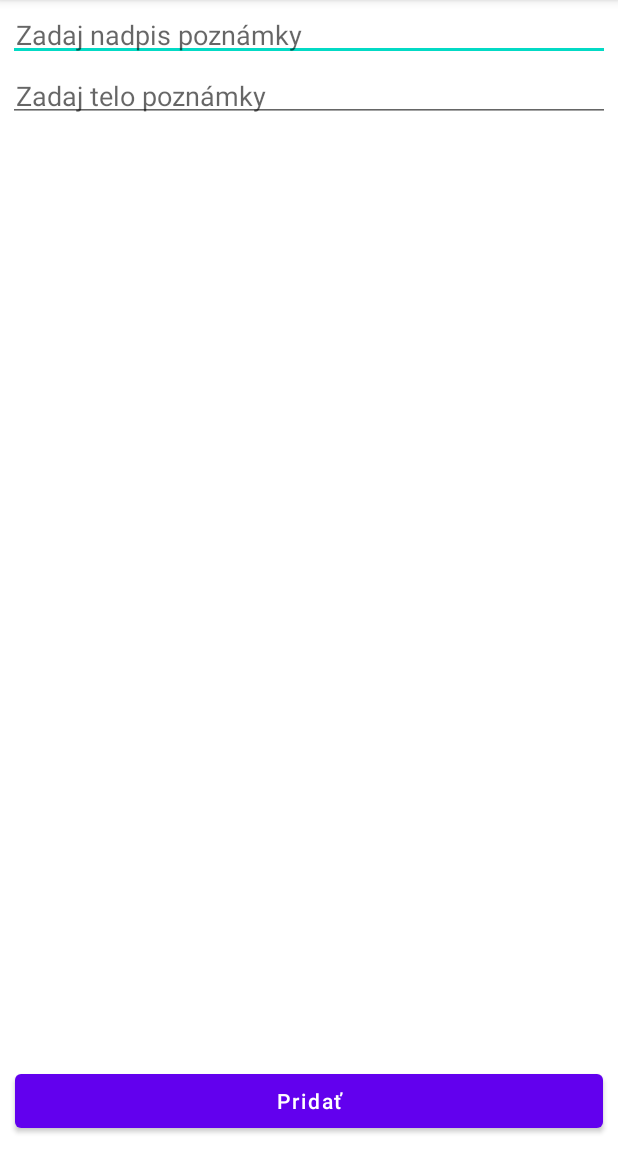
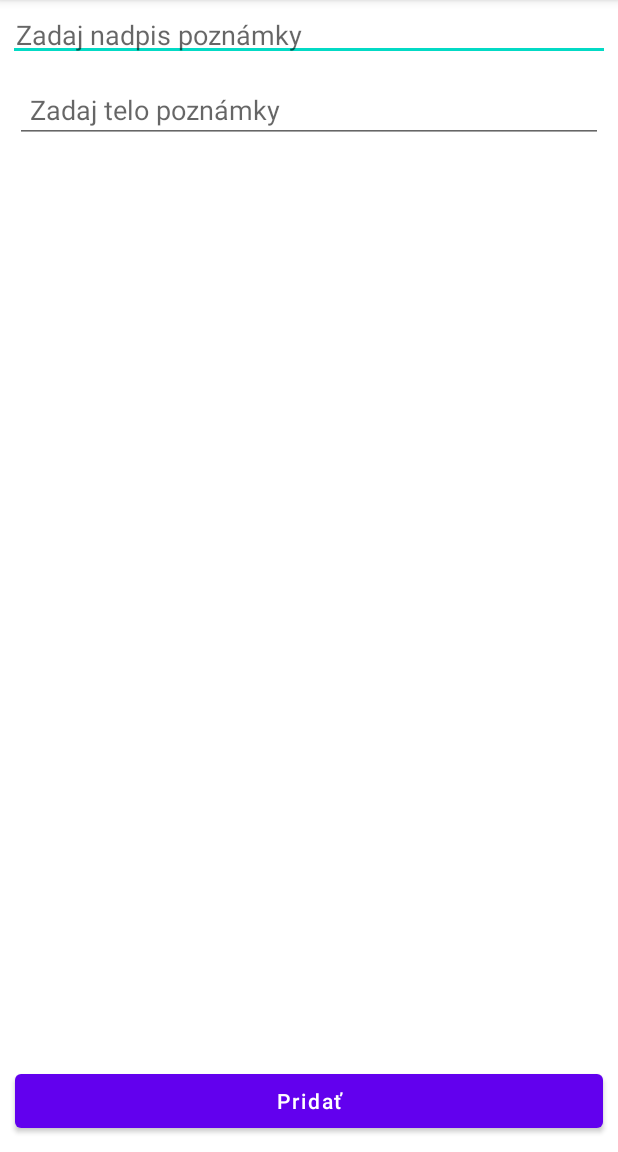
Before and after one commit to Matus-git/vamz, an Android app: the AddEdit screen opened directly, with no data from a screen before it, on a phone screen of 412 x 824 dp, the part 84-1236 px from its top. Run offline under Robolectric (Android 15) with nearby library versions, the phone set to English and light mode, and no system bars; our stand-ins replace Room's generated code; 1 statement that could not run was skipped.

Commit message:
delete butt

```diff
--- a/app/src/main/res/layout/activity_add_edit.xml
+++ b/app/src/main/res/layout/activity_add_edit.xml
@@ -20,10 +20,10 @@
         android:layout_width="match_parent"
         android:layout_height="wrap_content"
         android:layout_below="@id/editNote"
-        android:layout_margin="5dp"
+        android:layout_margin="10dp"
         android:hint="@string/zadaj_telo_pozn_mky"
         android:inputType="textMultiLine"
-        android:padding="5dp"
+        android:padding="10dp"
         android:singleLine="false"
         app:layout_constraintTop_toBottomOf="@+id/editNote"
         tools:layout_editor_absoluteX="5dp" />
--- a/app/src/main/res/layout/note_inspect.xml
+++ b/app/src/main/res/layout/note_inspect.xml
@@ -42,9 +42,12 @@
             android:layout_height="40dp"
             android:layout_margin="5dp"
             android:padding="5dp"
+            android:visibility="visible"
             app:layout_constraintEnd_toEndOf="parent"
             app:layout_constraintTop_toTopOf="parent"
-            tools:srcCompat="@android:drawable/ic_menu_delete" />
+            app:srcCompat="@android:drawable/ic_menu_delete"
+            tools:srcCompat="@android:drawable/ic_menu_delete"
+            tools:visibility="visible" />
 
 
     </androidx.constraintlayout.widget.ConstraintLayout>
```
